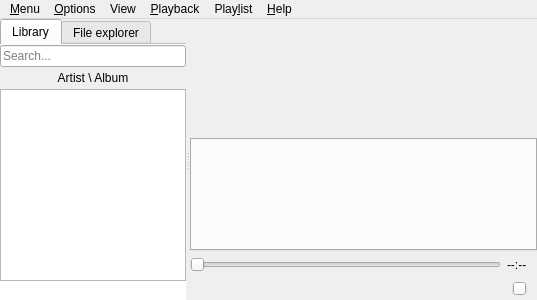
MBach/Miam-Player, file code/MiamPlayer/mainwindow.ui: the form before one commit.
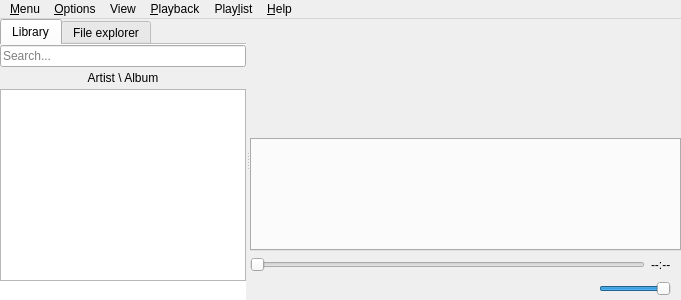
The form after the commit. Icons and pictures are not drawn. Custom widgets are drawn as their Qt base class.

Commit message: Customizing Volume Slider

Diff of the .ui file:
```diff
--- a/code/MiamPlayer/mainwindow.ui
+++ b/code/MiamPlayer/mainwindow.ui
@@ -6,7 +6,7 @@
    <rect>
     <x>0</x>
     <y>0</y>
-    <width>537</width>
+    <width>681</width>
     <height>300</height>
    </rect>
   </property>
@@ -412,8 +412,39 @@
                 </property>
                </widget>
               </item>
+              <item>
+               <spacer name="horizontalSpacer">
+                <property name="orientation">
+                 <enum>Qt::Horizontal</enum>
+                </property>
+                <property name="sizeHint" stdset="0">
+                 <size>
+                  <width>40</width>
+                  <height>20</height>
+                 </size>
+                </property>
+               </spacer>
+              </item>
               <item>
                <widget class="VolumeSlider" name="volumeSlider">
+                <property name="sizePolicy">
+                 <sizepolicy hsizetype="MinimumExpanding" vsizetype="Preferred">
+                  <horstretch>0</horstretch>
+                  <verstretch>0</verstretch>
+                 </sizepolicy>
+                </property>
+                <property name="minimumSize">
+                 <size>
+                  <width>50</width>
+                  <height>0</height>
+                 </size>
+                </property>
+                <property name="maximumSize">
+                 <size>
+                  <width>100</width>
+                  <height>100</height>
+                 </size>
+                </property>
                 <property name="maximum">
                  <number>100</number>
                 </property>
@@ -448,7 +479,7 @@
     <rect>
      <x>0</x>
      <y>0</y>
-     <width>537</width>
+     <width>681</width>
      <height>25</height>
     </rect>
    </property>
```
The commit also changes 2 other files.
